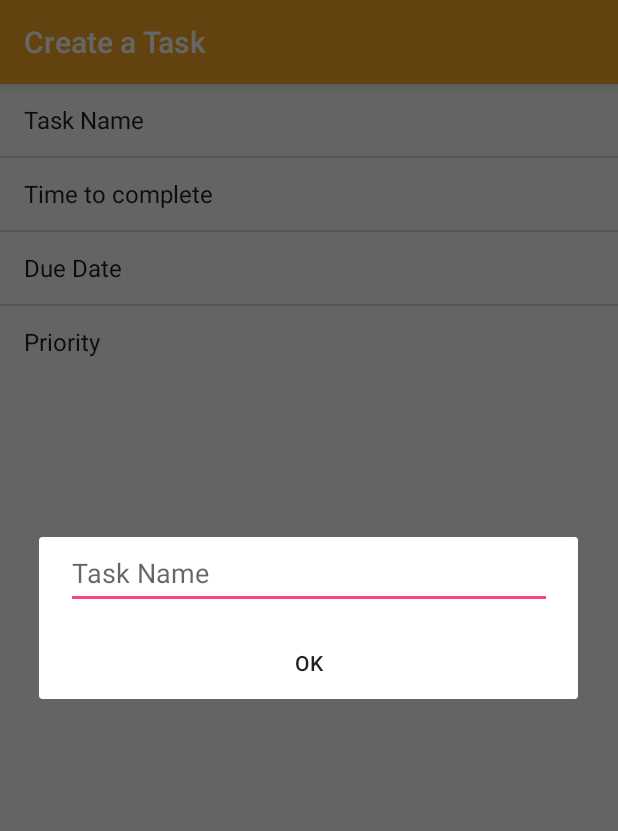
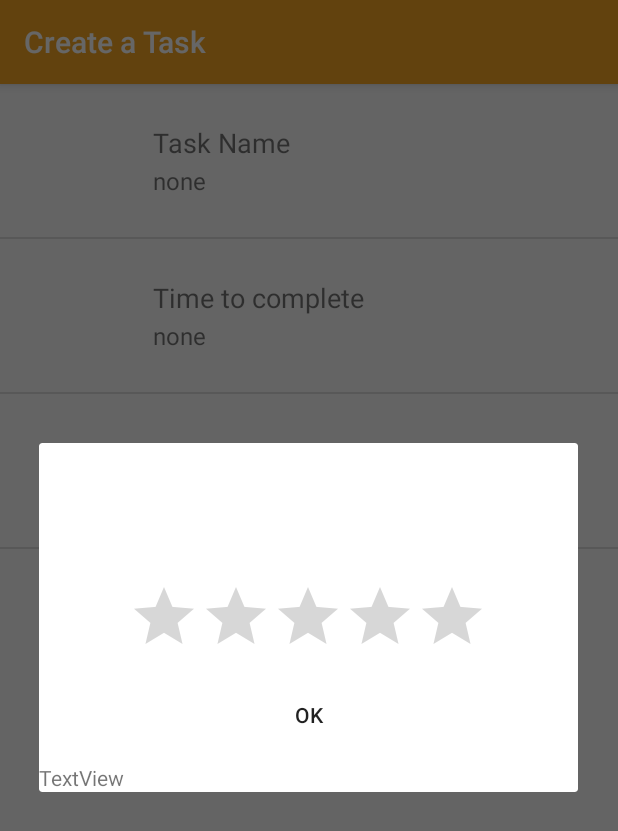
Before and after one commit to tnarayanan/LosAltosHacksIII, an Android app: the CreateTask screen opened directly, with no data from a screen before it, after a tap on "Priority", on a phone screen of 412 x 824 dp. Shown: the top 831 px of the screen. Run offline under Robolectric (Android 15) with nearby library versions, the phone set to English and light mode, and no system bars.

Commit message:
Create Task Almost Done

```diff
--- a/app/src/main/java/com/example/lah3/losaltoshacks3/CreateTask.java
+++ b/app/src/main/java/com/example/lah3/losaltoshacks3/CreateTask.java
@@ -3,25 +3,40 @@ package com.example.lah3.losaltoshacks3;
 import android.support.v7.app.AlertDialog;
 import android.support.v7.app.AppCompatActivity;
 import android.os.Bundle;
+import android.util.Log;
 import android.view.View;
 import android.widget.AdapterView;
-import android.widget.ArrayAdapter;
+import android.widget.Button;
+import android.widget.DatePicker;
+import android.widget.EditText;
 import android.widget.ListView;
+import android.widget.RatingBar;
+import android.widget.TextView;
 
 public class CreateTask extends AppCompatActivity {
 
     private ListView listView;
+
+
+
 
     @Override
     protected void onCreate(Bundle savedInstanceState) {
         super.onCreate(savedInstanceState);
         setContentView(R.layout.activity_create_task);
 
+
+
+
         listView = (ListView) findViewById(R.id.listView);
 
-        String[] listViewItems = {"Task Name", "Time to complete", "Due Date", "Priority"};
+        final String[] subtitleList = {"none", "none", "none", "none"};
 
-        ArrayAdapter adapter = new ArrayAdapter(this, android.R.layout.simple_list_item_1, listViewItems);
+
+        final String[] listViewItems = {"Task Name", "Time to complete", "Due Date", "Priority"};
+
+        final ListAdapter adapter = new ListAdapter(this, listViewItems, subtitleList);
+
         listView.setAdapter(adapter);
 
         listView.setOnItemClickListener(new AdapterView.OnItemClickListener() {
@@ -31,6 +46,19 @@ public class CreateTask extends AppCompatActivity {
 
                     AlertDialog.Builder mBuilder = new AlertDialog.Builder(CreateTask.this);
                     View mView = getLayoutInflater().inflate(R.layout.item_name, null);
+                    final EditText taskName = (EditText) mView.findViewById(R.id.taskName);
+
+                    Button button =  mView.findViewById(R.id.taskButton);
+                    button.setOnClickListener(new View.OnClickListener() {
+                        @Override
+                        public void onClick(View view) {
+                            final String myTaskName = taskName.getText().toString();
+                            Log.e("hello", "onClick: " + myTaskName,null );
+                            subtitleList[0] = myTaskName;
+                            listView.setAdapter(adapter);
+
+                        }
+                    });
 
                     mBuilder.setView(mView);
                     AlertDialog dialog = mBuilder.create();
@@ -38,23 +66,45 @@ public class CreateTask extends AppCompatActivity {
 
                 }else if(i == 1){
                     AlertDialog.Builder mBuilder = new AlertDialog.Builder(CreateTask.this);
-                    View mView = getLayoutInflater().inflate(R.layout.item_name, null);
-
+                    View mView = getLayoutInflater().inflate(R.layout.time_to_complete, null);
+                    final EditText completionTime = mView.findViewById(R.id.timeToComplete);
+                    String timeToComplete = completionTime.getText().toString();
+                    Log.e("test", timeToComplete+ "", null);
                     mBuilder.setView(mView);
                     AlertDialog dialog = mBuilder.create();
                     dialog.show();
 
                 }else if(i == 2){
                     AlertDialog.Builder mBuilder = new AlertDialog.Builder(CreateTask.this);
-                    View mView = getLayoutInflater().inflate(R.layout.item_name, null);
-
+                    View mView = getLayoutInflater().inflate(R.layout.due_date, null);
+                    final DatePicker datePicker = mView.findViewById(R.id.datePicker);
+                    int year = datePicker.getYear();
+                    int month = datePicker.getMonth();
+                    int day = datePicker.getDayOfMonth();
                     mBuilder.setView(mView);
                     AlertDialog dialog = mBuilder.create();
                     dialog.show();
 
                 }else if(i == 3){
                     AlertDialog.Builder mBuilder = new AlertDialog.Builder(CreateTask.this);
-                    View mView = getLayoutInflater().inflate(R.layout.item_name, null);
+                    View mView = getLayoutInflater().inflate(R.layout.priority, null);
+                    RatingBar rating = mView.findViewById(R.id.ratingBar);
+                    final double priority = rating.getNumStars();
+                    final TextView testView = mView.findViewById(R.id.testView);
+
+                    final Button priorityButton = mView.findViewById(R.id.button4);
+
+                    priorityButton.setOnClickListener(new View.OnClickListener() {
+                        @Override
+                        public void onClick(View view) {
+
+                            testView.setText("" + priority);
+
+                        }
+
+
+
+                    });
 
                     mBuilder.setView(mView);
                     AlertDialog dialog = mBuilder.create();
--- /dev/null
+++ b/app/src/main/java/com/example/lah3/losaltoshacks3/ListAdapter.java
@@ -0,0 +1,87 @@
+package com.example.lah3.losaltoshacks3;
+
+import android.content.Context;
+import android.view.LayoutInflater;
+import android.view.View;
+import android.view.ViewGroup;
+import android.widget.BaseAdapter;
+import android.widget.ImageView;
+import android.widget.TextView;
+
+import java.util.ArrayList;
+
+/**
+ * Created by praneethguduguntla on 3/24/18.
+ */
+
+public class ListAdapter extends BaseAdapter {
+
+    private Context mContext;
+    private LayoutInflater mInflater;
+    private String[] mDataSource;
+    private String[] subTitle;
+
+    public ListAdapter(Context context, String[] items, String[] subtitles) {
+        mContext = context;
+        mDataSource = items;
+        subTitle=subtitles;
+        mInflater = (LayoutInflater) mContext.getSystemService(Context.LAYOUT_INFLATER_SERVICE);
+    }
+
+    //1
+    @Override
+    public int getCount() {
+        return mDataSource.length;
+    }
+
+    //2
+    @Override
+    public Object getItem(int position) {
+        return mDataSource[(position)];
+    }
+
+    //3
+    @Override
+    public long getItemId(int position) {
+        return position;
+    }
+
+    //4
+    @Override
+    public View getView(int position, View convertView, ViewGroup parent) {
+        // Get view for row item
+        View rowView = mInflater.inflate(R.layout.list_item_ui, parent, false);
+
+        // Get title element
+        TextView titleTextView =
+                (TextView) rowView.findViewById(R.id.task_list_title);
+
+// Get subtitle element
+        TextView subtitleTextView =
+                (TextView) rowView.findViewById(R.id.task_list_subtitle);
+
+// Get detail element
+        TextView detailTextView =
+                (TextView) rowView.findViewById(R.id.list_detail);
+
+// Get thumbnail element
+        ImageView thumbnailImageView =
+                (ImageView) rowView.findViewById(R.id.task_thumbnail);
+
+
+        String title  = mDataSource[position];
+        String subtitle = subTitle[position];
+        titleTextView.setText(title);
+        subtitleTextView.setText(subtitle);
+
+        //thumbnailImageView.setImageDrawable(convertView.getResources().getDrawable(R.drawable.ic_action_compose));
+
+
+        return rowView;
+
+
+    }
+
+
+
+}
--- a/app/src/main/res/layout/item_name.xml
+++ b/app/src/main/res/layout/item_name.xml
@@ -1,6 +1,5 @@
 <?xml version="1.0" encoding="utf-8"?>
-<android.support.constraint.ConstraintLayout
-    xmlns:android="http://schemas.android.com/apk/res/android"
+<android.support.constraint.ConstraintLayout xmlns:android="http://schemas.android.com/apk/res/android"
     xmlns:app="http://schemas.android.com/apk/res-auto"
     xmlns:tools="http://schemas.android.com/tools"
     android:layout_width="match_parent"
@@ -20,7 +19,7 @@
         tools:layout_editor_absoluteY="38dp" />
 
     <Button
-        android:id="@+id/button3"
+        android:id="@+id/taskButton"
         style="@style/Widget.AppCompat.Button.Borderless"
         android:layout_width="wrap_content"
         android:layout_height="wrap_content"
--- /dev/null
+++ b/app/src/main/res/layout/list_item_ui.xml
@@ -0,0 +1,66 @@
+<?xml version="1.0" encoding="utf-8"?>
+<RelativeLayout xmlns:android="http://schemas.android.com/apk/res/android"
+    xmlns:tools="http://schemas.android.com/tools"
+    android:layout_width="match_parent"
+    android:layout_height="match_parent">
+
+    <ImageView
+        android:id="@+id/task_thumbnail"
+        android:layout_width="90dp"
+        android:layout_height="90dp"
+        android:layout_alignParentStart="true"
+        android:layout_centerVertical="true"
+        android:layout_marginBottom="6dp"
+        android:layout_marginStart="4dp"
+        android:layout_marginTop="6dp"
+        android:scaleType="centerInside"
+        tools:src="@mipmap/ic_launcher"
+        android:contentDescription="thumbnail"/>
+
+    <TextView
+        android:id="@+id/list_detail"
+        android:layout_width="wrap_content"
+        android:layout_height="wrap_content"
+        android:layout_alignParentEnd="true"
+        android:layout_centerVertical="true"
+        android:layout_marginStart="4dp"
+        android:layout_marginEnd="2dp"
+        android:maxLines="1"
+        android:paddingEnd="4dp"
+        android:textColor="#000000"
+        android:textSize="12sp"
+        tools:text="Detail"
+        />
+
+    <RelativeLayout
+        android:id="@+id/task_list_text_layout"
+        android:layout_width="wrap_content"
+        android:layout_height="wrap_content"
+        android:layout_centerVertical="true"
+        android:layout_toEndOf="@id/task_thumbnail"
+        android:layout_toStartOf="@id/list_detail">
+
+        <TextView
+            android:id="@+id/task_list_title"
+            android:layout_width="wrap_content"
+            android:layout_height="wrap_content"
+            android:layout_marginLeft="8dp"
+            android:layout_marginRight="8dp"
+            android:textSize="18sp"
+            tools:text="Title" />
+
+        <TextView
+            android:id="@+id/task_list_subtitle"
+            android:layout_width="wrap_content"
+            android:layout_height="wrap_content"
+            android:layout_below="@+id/task_list_title"
+            android:layout_marginLeft="8dp"
+            android:layout_marginRight="8dp"
+            android:layout_marginTop="2dp"
+            android:ellipsize="end"
+            android:maxLines="3"
+            android:textSize="16sp"
+            tools:text="Subtitle" />
+
+    </RelativeLayout>
+</RelativeLayout>
--- /dev/null
+++ b/app/src/main/res/layout/priority.xml
@@ -0,0 +1,44 @@
+<?xml version="1.0" encoding="utf-8"?>
+<android.support.constraint.ConstraintLayout xmlns:android="http://schemas.android.com/apk/res/android"
+    xmlns:app="http://schemas.android.com/apk/res-auto"
+    xmlns:tools="http://schemas.android.com/tools"
+    android:id="@+id/taskName"
+    android:layout_width="match_parent"
+    android:layout_height="match_parent">
+
+    <Button
+        android:id="@+id/button4"
+        style="@style/Widget.AppCompat.Button.Borderless"
+        android:layout_width="wrap_content"
+        android:layout_height="wrap_content"
+        android:layout_marginEnd="8dp"
+        android:layout_marginStart="8dp"
+        android:layout_marginTop="8dp"
+        android:text="OK"
+        app:layout_constraintEnd_toEndOf="parent"
+        app:layout_constraintStart_toStartOf="parent"
+        app:layout_constraintTop_toBottomOf="@+id/ratingBar" />
+
+    <RatingBar
+        android:id="@+id/ratingBar"
+        android:layout_width="241dp"
+        android:layout_height="wrap_content"
+        android:layout_marginEnd="8dp"
+        android:layout_marginStart="8dp"
+        android:layout_marginTop="92dp"
+        android:stepSize="1"
+        app:layout_constraintEnd_toEndOf="parent"
+        app:layout_constraintHorizontal_bias="0.503"
+        app:layout_constraintStart_toStartOf="parent"
+        app:layout_constraintTop_toTopOf="parent" />
+
+    <TextView
+        android:id="@+id/testView"
+        android:layout_width="wrap_content"
+        android:layout_height="wrap_content"
+        android:layout_marginTop="8dp"
+        android:text="TextView"
+        app:layout_constraintTop_toBottomOf="@+id/button4"
+        tools:layout_editor_absoluteX="163dp" />
+
+</android.support.constraint.ConstraintLayout>
```
Also changed, not shown: app/src/main/res/layout/activity_create_task.xml (+7 -2 lines), app/src/main/res/layout/due_date.xml (added, +18 -0 lines), app/src/main/res/layout/time_to_complete.xml (added, +34 -0 lines), 1 other file.
